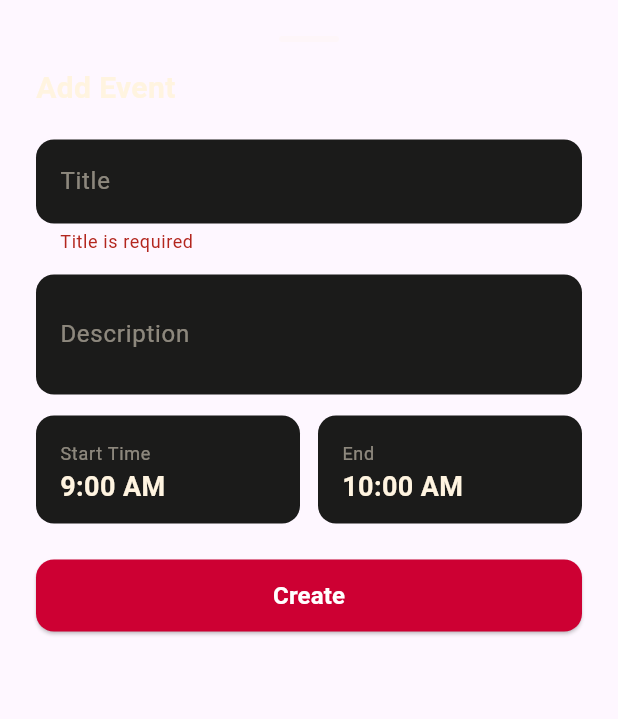
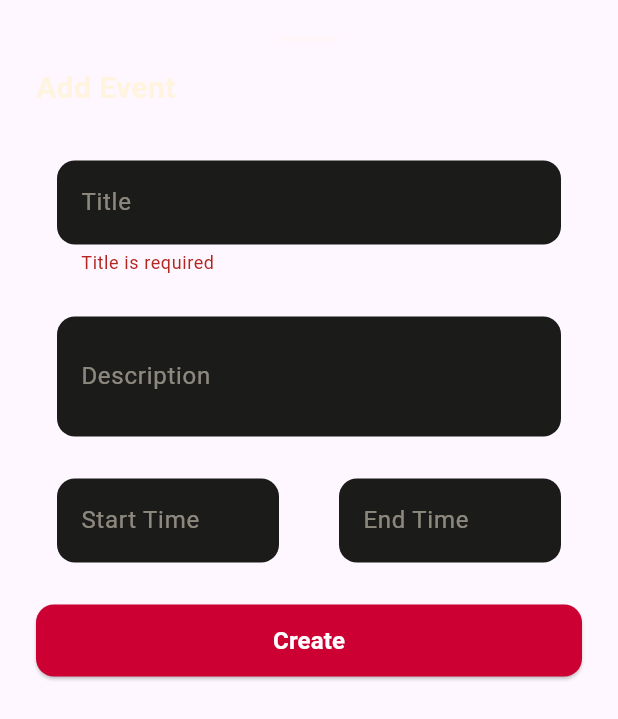
Before and after one commit to talhatanzim2005/Sprint_Journal, a Flutter app: the EventFormSheet widget shown alone on an empty page, opened directly with empty values, after a tap on "Create", on a phone screen of 412 x 824 dp. Shown: the top 719 px of the screen. Run offline on Flutter 3.47's test engine with Material 3 defaults, Android fonts, the phone set to English and light mode, and no system bars; our stand-ins replace cloud_firestore, firebase_auth, firebase_core, google_sign_in, table_calendar; accounts and stored records are empty.

Commit message:
Update project files

```diff
--- a/lib/front_end/calendar/calendar_view.dart
+++ b/lib/front_end/calendar/calendar_view.dart
@@ -74,7 +74,7 @@ class CalendarView extends StatelessWidget {
         startingDayOfWeek: StartingDayOfWeek.saturday,
 
         headerStyle: HeaderStyle(
-          formatButtonVisible: true,
+          formatButtonVisible: false,
           titleCentered: true,
           titleTextFormatter: (date, locale) {
             final month = [
--- a/lib/front_end/journal/journal_screen.dart
+++ b/lib/front_end/journal/journal_screen.dart
@@ -97,6 +97,7 @@ class _JournalScreenState extends State<JournalScreen> {
               // Journal Box Card
               Container(
                 padding: const EdgeInsets.all(16),
+
                 decoration: BoxDecoration(
                   color: cardColor,
                   borderRadius: BorderRadius.circular(16),
@@ -143,12 +144,12 @@ class _JournalScreenState extends State<JournalScreen> {
                     ),
                     const SizedBox(height: 12),
 
-                    // Description Input (max 306 chars, fixed height)
+                    // Description Input (max 306 chars, flexible lines)
                     TextField(
                       controller: _descController,
-                      maxLength: 306,
-                      maxLines: 10,
-                      minLines: 10,
+                      maxLength: 246,
+                      maxLines: 7,
+                      minLines: 7,
                       maxLengthEnforcement: MaxLengthEnforcement.enforced,
                       onChanged: (_) {
                         _saveTodayEntry();
--- a/lib/widgets/event_form_sheet.dart
+++ b/lib/widgets/event_form_sheet.dart
@@ -4,26 +4,26 @@ import '../front_end/calendar/calendar_item_model.dart';
 class EventFormSheet extends StatefulWidget {
   final DateTime selectedDay;
   final CalendarItem? existingItem;
-  final bool isTask;
+  final bool isTask;// task true means start time and end times are hidden
   final void Function(CalendarItem) onSave;
 
   const EventFormSheet({
     super.key,
-    required this.selectedDay,
+    required this.selectedDay, //data on selected date
     this.existingItem,
     this.isTask = false,
     required this.onSave,
   });
-
+  //bottom sheet open widget funtionality
   static void show(
     BuildContext context, {
     required DateTime selectedDay,
     CalendarItem? existingItem,
     bool isTask = false,
-    required void Function(CalendarItem) onSave,
-  }) => showModalBottomSheet(
+    required void Function(CalendarItem) onSave,//save callback function
+  }) => showModalBottomSheet(// returns bottom sheet
     context: context,
-    isScrollControlled: true,
+    isScrollControlled: true,// aloow bottom sheet to appear at true height
     backgroundColor: const Color(0xFF242423),
     shape: const RoundedRectangleBorder(
       borderRadius: BorderRadius.vertical(top: Radius.circular(24.0)),
@@ -36,6 +36,7 @@ class EventFormSheet extends StatefulWidget {
     ),
   );
   @override
+  //ensuring changable sheet between task and envent
   State<EventFormSheet> createState() => _EventFormSheetState();
 }
 
@@ -44,27 +45,40 @@ class _EventFormSheetState extends State<EventFormSheet> {
   static const Color fontColor = Color.fromARGB(255, 255, 244, 224);
   static const Color accentColor = Color.fromARGB(255, 205, 0, 51);
 
-  final _formKey = GlobalKey<FormState>();
+  final _formKey = GlobalKey<FormState>();//creates uniqe id for the form
   late final _titleCtrl = TextEditingController(
-    text: widget.existingItem?.title ?? '',
+    text: widget.existingItem?.title ?? '',//calener item er modhe title er user likhe ta save hoi otherwise empty
   );
   late final _descCtrl = TextEditingController(
-    text: widget.existingItem?.description ?? '',
+    text: widget.existingItem?.description ?? '',//calener item er modhe description er user likhe ta save hoi otherwise empty
   );
 
-  // Default start and end times
+  // default start and end times
   late TimeOfDay _startTime =
       widget.existingItem?.startTime ?? const TimeOfDay(hour: 9, minute: 0);
   late TimeOfDay _endTime =
       widget.existingItem?.endTime ?? const TimeOfDay(hour: 10, minute: 0);
 
+  late final _startCtrl = TextEditingController(
+    text: widget.existingItem != null
+        ? '${widget.existingItem!.startTime.hourOfPeriod}:${widget.existingItem!.startTime.minute.toString().padLeft(2, '0')}'
+        : '',
+  );
+  late final _endCtrl = TextEditingController(
+    text: widget.existingItem != null
+        ? '${widget.existingItem!.endTime.hourOfPeriod}:${widget.existingItem!.endTime.minute.toString().padLeft(2, '0')}'
+        : '',
+  );
+
   @override
   void dispose() {
     _titleCtrl.dispose();
     _descCtrl.dispose();
+    _startCtrl.dispose();
+    _endCtrl.dispose();
     super.dispose();
   }
-
+  //by default word  inside the editable box we see
   InputDecoration _decoration(String label) => InputDecoration(
     labelText: label,
     labelStyle: TextStyle(color: fontColor.withValues(alpha: 0.5)),
@@ -76,41 +90,24 @@ class _EventFormSheetState extends State<EventFormSheet> {
     ),
   );
 
-  Future<void> _pickTime(bool isStart) async {
-    final picked = await showTimePicker(
-      context: context,
-      initialTime: isStart ? _startTime : _endTime,
-      builder: (_, child) => Theme(
-        data: ThemeData.dark().copyWith(
-          colorScheme: ColorScheme.dark(
-            primary: accentColor,
-            onPrimary: fontColor,
-            surface: backgroundColor,
-          ),
-        ),
-        child: child!,
+  //the submission handler function
+  void _submit() {
+    if (!_formKey.currentState!.validate()) return;
+    // ensure that user has provided necessary information
+    final editedItem = widget.existingItem;
+    widget.onSave(
+      //CalendarItem constructor creates and initializes a new instance or object
+      CalendarItem(
+        id: editedItem?.id ?? DateTime.now().microsecondsSinceEpoch.toString(),//reuses exiting Id or generate a uniqe Id using default time
+        title: _titleCtrl.text.trim(),//Captures title text from input field and removes before and after extra spacing
+        description: _descCtrl.text.trim(),//Captures description text from input field and removes before and after extra spacing
+        startTime: _startTime,
+        endTime: _endTime,
+        date: editedItem?.date ?? widget.selectedDay,//ensure task or event created on selected day
+        isEvent: editedItem?.isEvent ?? !widget.isTask,//determines if item is a event or a task
       ),
     );
-    if (picked != null) {
-      setState(() => isStart ? _startTime = picked : _endTime = picked);
-    }
-  }
-
-  void _submit() {
-    if (!_formKey.currentState!.validate()) return;
-    final editedItem = widget.existingItem;
-    widget.onSave(
-      CalendarItem(
-        id: editedItem?.id ?? DateTime.now().microsecondsSinceEpoch.toString(),
-        title: _titleCtrl.text.trim(),
-        description: _descCtrl.text.trim(),
-        startTime: _startTime,
-        endTime: _endTime,
-        date: editedItem?.date ?? widget.selectedDay,
-        isEvent: editedItem?.isEvent ?? !widget.isTask,
-      ),
-    );
-    Navigator.pop(context);
+    Navigator.pop(context);//sheet slide down
   }
 
   Widget _buildField(
@@ -119,7 +116,7 @@ class _EventFormSheetState extends State<EventFormSheet> {
     int lines = 1,
     bool required = false,
   }) => Padding(
-    padding: const EdgeInsets.only(bottom: 14),
+    padding: const EdgeInsets.all(14),
     child: TextFormField(
       controller: ctrl,
       style: const TextStyle(color: fontColor),
@@ -131,30 +128,6 @@ class _EventFormSheetState extends State<EventFormSheet> {
     ),
   );
 
-  Widget _buildTimeTile(String label, TimeOfDay time, bool isStart) => Expanded(
-    child: ListTile(
-      shape: RoundedRectangleBorder(borderRadius: BorderRadius.circular(12)),
-      tileColor: backgroundColor,
-      title: Text(
-        label,
-        style: TextStyle(
-          color: fontColor.withValues(alpha: 0.5),
-          fontSize: 12,
-          fontWeight: FontWeight.w400,
-        ),
-      ),
-      subtitle: Text(
-        time.format(context),
-        style: const TextStyle(
-          color: fontColor,
-          fontWeight: FontWeight.bold,
-          fontSize: 18,
-        ),
-      ),
-      onTap: () => _pickTime(isStart),
-    ),
-  );
-
   @override
   Widget build(BuildContext context) {
     final String sheetTitle = widget.existingItem != null
@@ -162,11 +135,8 @@ class _EventFormSheetState extends State<EventFormSheet> {
         : (widget.isTask ? 'Add Task' : 'Add Event');
 
     return Padding(
-      padding: EdgeInsets.fromLTRB(
-        24,
-        24,
-        24,
-        MediaQuery.of(context).viewInsets.bottom + 24,
+      padding: EdgeInsets.all(24).copyWith(
+        bottom: MediaQuery.viewInsetsOf(context).bottom + 24, //when click on buildfied text default text push up
       ),
       child: Form(
         key: _formKey,
@@ -204,12 +174,11 @@ class _EventFormSheetState extends State<EventFormSheet> {
             if (!widget.isTask) ...[
               Row(
                 children: [
-                  _buildTimeTile('Start Time', _startTime, true),
+                  Expanded(child: _buildField('Start Time', _startCtrl)),
                   const SizedBox(width: 12),
-                  _buildTimeTile('End', _endTime, false),
+                  Expanded(child: _buildField('End Time', _endCtrl)),
                 ],
               ),
-              const SizedBox(height: 10),
             ],
             const SizedBox(height: 14),
 
--- a/pubspec.yaml
+++ b/pubspec.yaml
@@ -67,7 +67,6 @@ flutter:
   # To add assets to your application, add an assets section, like this:
   assets:
     - assest/images/
-    - assest/videos/
 
   # An image asset can refer to one or more resolution-specific "variants", see
   # https://flutter.dev/to/resolution-aware-images
```
Also changed, not shown: assest/images/IMG-20260802-WA0014.jpg.png (deleted), assest/images/WhatsApp Image 2026-07-23 at 2.27.54 AM.jpeg (deleted), assest/videos/page_flip_on_next.webp (deleted), assest/videos/page_flip_on_previous.webp (deleted), pubspec.lock, 5 other files.
